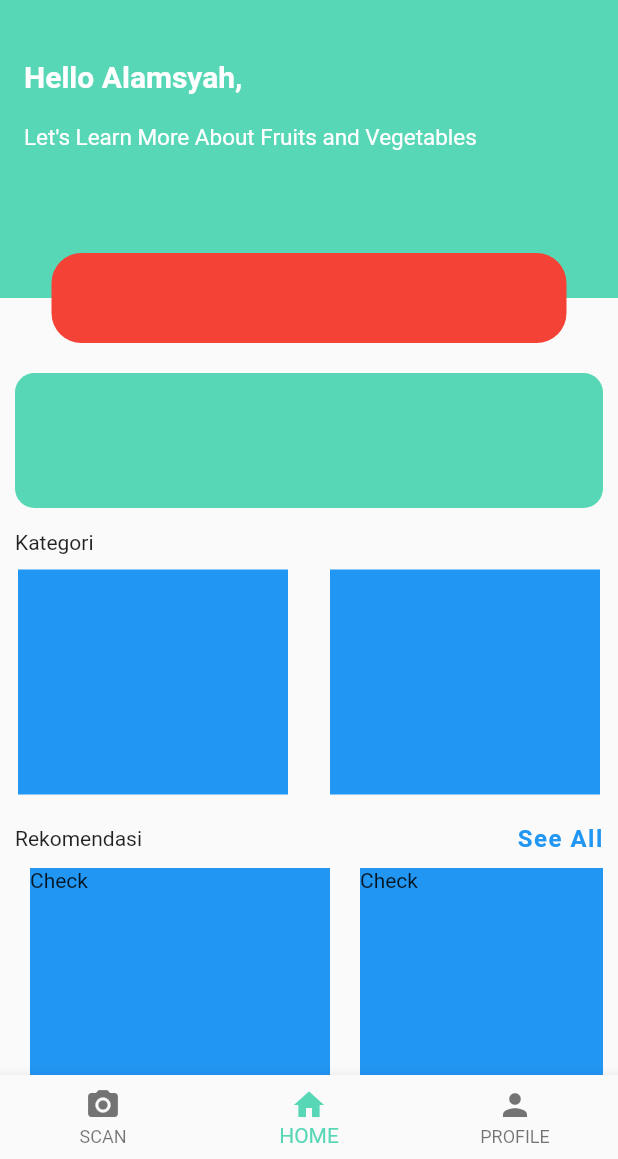
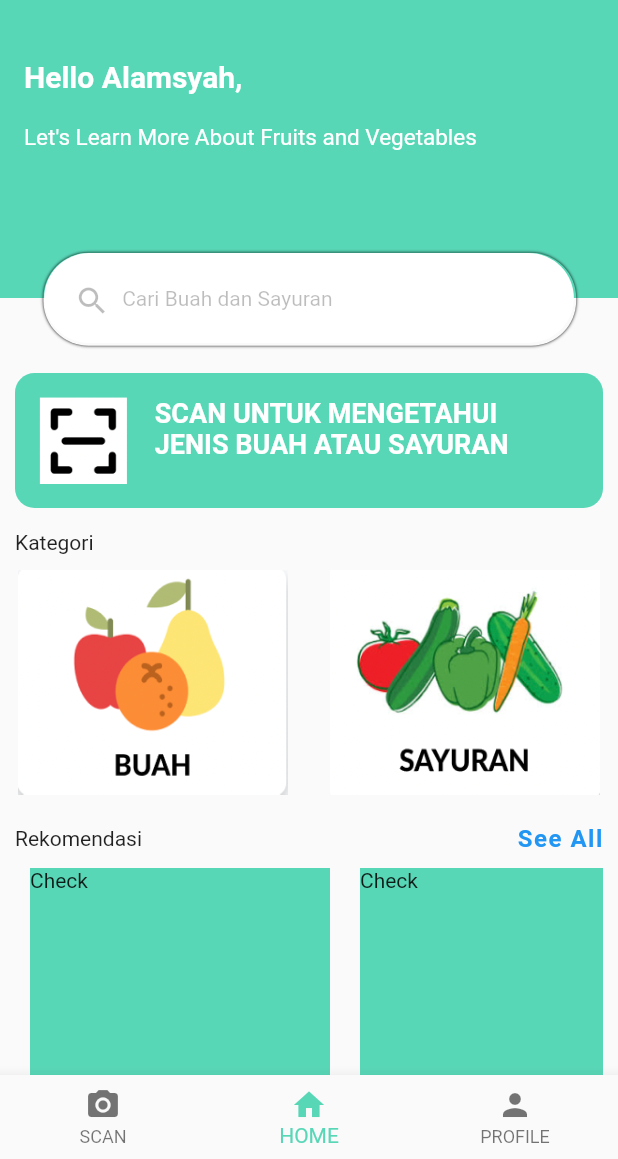
Before and after one commit to Madd-G/nutria_old, a Flutter app: the screen it shows after launch, on a phone screen of 412 x 824 dp, the part 77-1236 px from its top. Run offline on Flutter 3.47's test engine with Material 2 defaults, Android fonts, the phone set to English and light mode, and no system bars; our stand-ins replace dropdown_search, get.

Commit message:
update home screen (m)

```diff
--- a/lib/components/recommendation_carousel.dart
+++ b/lib/components/recommendation_carousel.dart
@@ -1,7 +1,7 @@
 import 'package:flutter/material.dart';
+import 'package:get/get.dart';
 import 'package:nutria/models/recommendations_model.dart';
 import 'package:nutria/views/fruit_detail_screen.dart';
-import 'package:nutria/views/home_screen.dart';
 
 class RecommendationCarousel extends StatelessWidget {
   const RecommendationCarousel({Key? key}) : super(key: key);
@@ -19,7 +19,7 @@ class RecommendationCarousel extends StatelessWidget {
             ),
           ),
           GestureDetector(
-            onTap: () => print('See All'),
+            onTap: () => Get.toNamed('fruit_list_screen'),
             child: Text(
               'See All',
               style: TextStyle(
@@ -38,15 +38,15 @@ class RecommendationCarousel extends StatelessWidget {
               scrollDirection: Axis.horizontal,
               itemCount: recommendations.length,
               itemBuilder: (BuildContext context, int index) {
-                Recommendation recommendation = recommendations[index];
+                // Recommendation recommendation = recommendations[index];
                 return GestureDetector(
                   onTap: () => Navigator.push(context,
-                      MaterialPageRoute(builder: (_) => FruitDetailScreen())),
+                      MaterialPageRoute(builder: (_) => const FruitDetailScreen())),
                   child: Container(
-                      margin: EdgeInsets.all(10.0),
+                      margin: const EdgeInsets.all(10.0),
                       width: 200,
                       height: 150,
-                      color: Colors.blue,
+                      color: Theme.of(context).colorScheme.primary,
                       child: const Text('Check')),
                 );
               }))
--- a/lib/views/home_screen.dart
+++ b/lib/views/home_screen.dart
@@ -66,6 +66,19 @@ class HomeScreen extends StatelessWidget {
                         height: 90.0,
                         width: double.infinity,
                         color: Theme.of(context).colorScheme.primary,
+                        child: Padding(
+                          padding: EdgeInsets.all(16.0),
+                          child: Row(
+                            crossAxisAlignment: CrossAxisAlignment.start,
+                            children: [
+                              Image.asset('assets/images/scan.png'),
+                              const SizedBox(width: 18.0,),
+                              const Text('SCAN UNTUK MENGETAHUI\nJENIS BUAH ATAU SAYURAN', style: TextStyle(
+                                fontSize: 18.0, fontWeight: FontWeight.w700, color: Colors.white
+                              ),)
+                            ],
+                          ),
+                        ),
                       ),
                     ),
                     const SizedBox(
@@ -84,7 +97,11 @@ class HomeScreen extends StatelessWidget {
                         Container(
                           height: 150,
                           width: 180,
-                          color: Colors.blue,
+                          // color: Colors.white,
+                          child: Image.asset('assets/images/buah.png', fit: BoxFit.fill,),
+                          decoration: BoxDecoration(
+                            borderRadius: BorderRadius.circular(10.0),
+                          ),
                         ),
                         const SizedBox(
                           width: 20.0,
@@ -92,7 +109,11 @@ class HomeScreen extends StatelessWidget {
                         Container(
                           height: 150,
                           width: 180,
-                          color: Colors.blue,
+                          // color: Colors.white,
+                          child: Image.asset('assets/images/sayuran.png', fit: BoxFit.fill,),
+                          decoration: BoxDecoration(
+                            borderRadius: BorderRadius.circular(10.0),
+                          ),
                         ),
                       ],
                     ),
@@ -107,19 +128,40 @@ class HomeScreen extends StatelessWidget {
           ),
             Positioned(
               top: 220,
-              left: MediaQuery.of(context).size.width/12,
-              right: MediaQuery.of(context).size.width/12,
+              left: MediaQuery.of(context).size.width/14,
+              right: MediaQuery.of(context).size.width/14,
               // right: width/2,
               // left: -175,
               child: GestureDetector(
                 onTap: () => Get.toNamed('/login_screen'),
                 child: Container(
                   height: 60.0,
-                  width: 300.0,
+                  width: 320.0,
                   decoration:  BoxDecoration(
-                      color: Colors.red,
-                    borderRadius: BorderRadius.circular(20.0)
+                      color: Colors.white,
+                    boxShadow: [
+                      BoxShadow(
+                        color: Colors.black,
+                        blurRadius: 1.0,
+                        blurStyle: BlurStyle.outer,
+                        offset: Offset.fromDirection(1.0),
+                        spreadRadius: 1.0
+                      )
+                      ],
+                    borderRadius: BorderRadius.circular(30.0)
                   ),
+                  child: Padding(
+                    padding: const EdgeInsets.all(20.0),
+                    child: Row(
+                      children: const [
+                        Icon(Icons.search, color: Colors.black26,),
+                        SizedBox(width: 8.0,),
+                        Text('Cari Buah dan Sayuran', style: TextStyle(
+                          color: Colors.black26
+                        ),)
+                      ],
+                    ),
+                  )
                 ),
               ),
             ),
```
Also changed, not shown: assets/images/buah.png (added), assets/images/sayuran.png (added), assets/images/scan.png (added).
